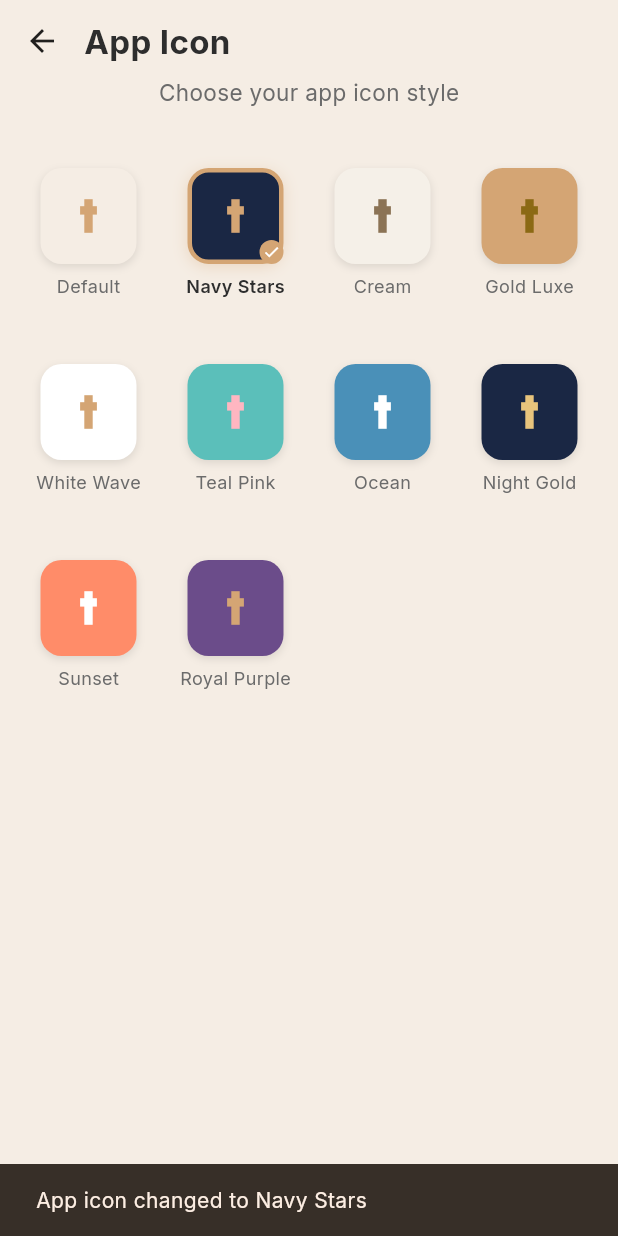
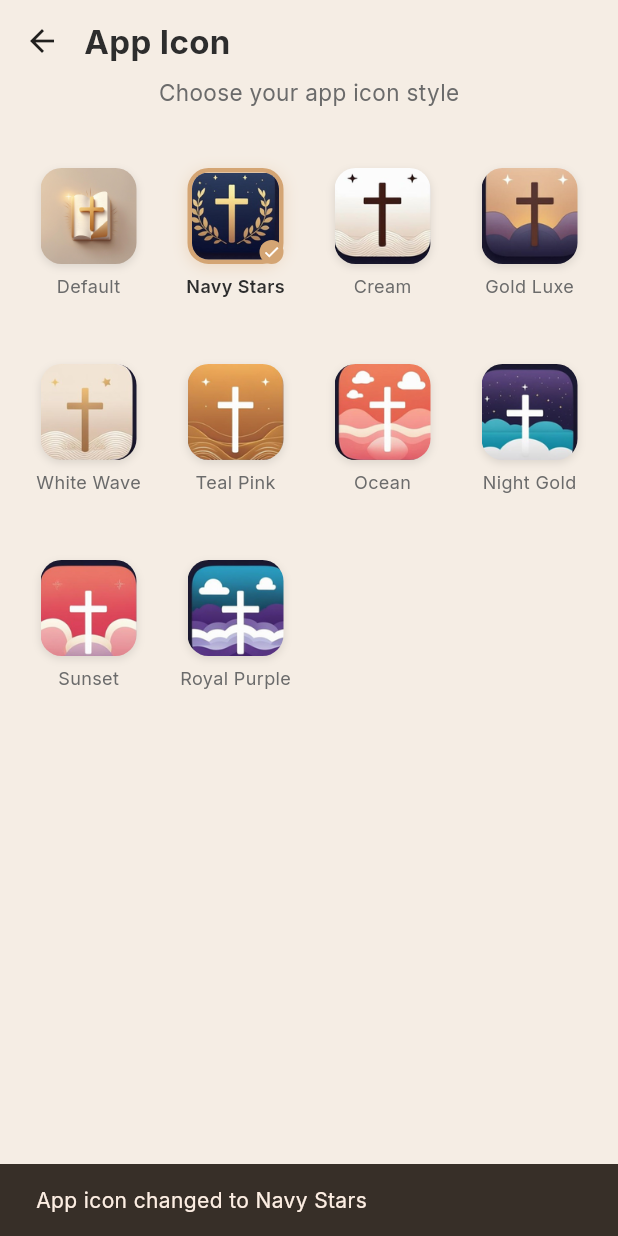
Before and after one commit to elshevin/bible-widget, a Flutter app: the AppIconScreen screen opened directly, after a tap on "Navy Stars", on a phone screen of 412 x 824 dp. Run offline on Flutter 3.47's test engine with Material 3 defaults, Android fonts, the phone set to English and light mode, and no system bars; our stand-ins replace flutter_local_notifications, google_fonts, lottie, screenshot, share_plus, shared_preferences and 1 more; missing offline and left inert: flutter_dynamic_icon, home_widget; accounts and stored records are empty; project files that could hold a hidden picture were left out.

Commit message:
fix: Complete iOS alternate icon assets with all required sizes
- Generate all required iOS icon sizes (40, 58, 60, 80, 87, 120, 180)
- Update Contents.json to reference all icon sizes properly
- Remove old incomplete icon files (icon_60, icon_120, icon_180)
- Update Android mipmap icons with improved Canva-generated designs
- Add Flutter preview icons in assets/icons/

This fixes the alternate icon display issue where icons appeared
tilted/overlapping due to incomplete icon assets.

Co-Authored-By: Claude Opus 4.5 <noreply@anthropic.com>

```diff
--- a/lib/screens/app_icon_screen.dart
+++ b/lib/screens/app_icon_screen.dart
@@ -19,67 +19,57 @@ class _AppIconScreenState extends State<AppIconScreen> {
   bool _isChanging = false;
   bool _supportsAlternateIcons = false;
 
-  // Icon options with their visual representations
+  // Icon options with their asset paths
   final List<AppIconOption> _icons = [
     AppIconOption(
       id: 'default',
       name: 'Default',
-      colors: [Color(0xFFF5EDE4), Color(0xFFD4A574)],
-      description: 'Original design',
+      assetPath: 'assets/icons/icon_default.png',
     ),
     AppIconOption(
       id: 'navy_stars',
       name: 'Navy Stars',
-      colors: [Color(0xFF1A2744), Color(0xFFD4A574)],
-      description: 'Navy with gold cross',
+      assetPath: 'assets/icons/icon_navy_stars.png',
     ),
     AppIconOption(
       id: 'cream_olive',
       name: 'Cream',
-      colors: [Color(0xFFF5F0E8), Color(0xFF8B7355)],
-      description: 'Cream with olive branch',
+      assetPath: 'assets/icons/icon_cream_olive.png',
     ),
     AppIconOption(
       id: 'gold_luxe',
       name: 'Gold Luxe',
-      colors: [Color(0xFFD4A574), Color(0xFF8B6914)],
-      description: 'Elegant gold',
+      assetPath: 'assets/icons/icon_gold_luxe.png',
     ),
     AppIconOption(
       id: 'white_wave',
       name: 'White Wave',
-      colors: [Color(0xFFFFFFFF), Color(0xFFD4A574)],
-      description: 'White with waves',
+      assetPath: 'assets/icons/icon_white_wave.png',
     ),
     AppIconOption(
       id: 'teal_pink',
       name: 'Teal Pink',
-      colors: [Color(0xFF5BBFBA), Color(0xFFFFB6C1)],
-      description: 'Teal and pink gradient',
+      assetPath: 'assets/icons/icon_teal_pink.png',
     ),
     AppIconOption(
       id: 'ocean_clouds',
       name: 'Ocean',
-      colors: [Color(0xFF4A90B8), Color(0xFFFFFFFF)],
-      description: 'Ocean blue with clouds',
+      assetPath: 'assets/icons/icon_ocean_clouds.png',
     ),
     AppIconOption(
       id: 'night_gold',
       name: 'Night Gold',
-      colors: [Color(0xFF1A2744), Color(0xFFE8C47C)],
-      description: 'Night sky with gold',
+      assetPath: 'assets/icons/icon_night_gold.png',
     ),
     AppIconOption(
       id: 'sunset_coral',
       name: 'Sunset',
-      colors: [Color(0xFFFF8C69), Color(0xFFFFFFFF)],
-      description: 'Sunset coral',
+      assetPath: 'assets/icons/icon_sunset_coral.png',
     ),
     AppIconOption(
       id: 'royal_purple',
       name: 'Royal Purple',
-      colors: [Color(0xFF6B4C8A), Color(0xFFD4A574)],
-      description: 'Royal purple',
+      assetPath: 'assets/icons/icon_royal_purple.png',
     ),
   ];
 
@@ -283,12 +273,11 @@ class _AppIconScreenState extends State<AppIconScreen> {
                           children: [
                             Stack(
                               children: [
-                                // Icon preview
+                                // Icon preview using actual image
                                 Container(
                                   width: 64,
                                   height: 64,
                                   decoration: BoxDecoration(
-                                    color: icon.colors.first,
                                     borderRadius: BorderRadius.circular(14),
                                     border: isSelected
                                         ? Border.all(
@@ -312,8 +301,14 @@ class _AppIconScreenState extends State<AppIconScreen> {
                                             ),
                                           ],
                                   ),
-                                  child: Center(
-                                    child: _buildCrossIcon(icon.colors.last),
+                                  child: ClipRRect(
+                                    borderRadius: BorderRadius.circular(isSelected ? 11 : 14),
+                                    child: Image.asset(
+                                      icon.assetPath,
+                                      width: 64,
+                                      height: 64,
+                                      fit: BoxFit.cover,
+                                    ),
                                   ),
                                 ),
                                 // Checkmark for current icon
@@ -357,67 +352,16 @@ class _AppIconScreenState extends State<AppIconScreen> {
       ),
     );
   }
-
-  Widget _buildCrossIcon(Color color) {
-    return CustomPaint(
-      size: const Size(28, 28),
-      painter: CrossPainter(color: color),
-    );
-  }
-}
-
-class CrossPainter extends CustomPainter {
-  final Color color;
-
-  CrossPainter({required this.color});
-
-  @override
-  void paint(Canvas canvas, Size size) {
-    final paint = Paint()
-      ..color = color
-      ..style = PaintingStyle.fill;
-
-    final cx = size.width / 2;
-    final cy = size.height / 2;
-    final thickness = size.width / 5;
-    final armLength = size.height / 2.5;
-
-    // Vertical bar
-    canvas.drawRect(
-      Rect.fromCenter(
-        center: Offset(cx, cy),
-        width: thickness,
-        height: armLength * 2,
-      ),
-      paint,
-    );
-
-    // Horizontal bar (higher up)
-    final barY = cy - armLength / 3;
-    canvas.drawRect(
-      Rect.fromCenter(
-        center: Offset(cx, barY),
-        width: armLength,
-        height: thickness,
-      ),
-      paint,
-    );
-  }
-
-  @override
-  bool shouldRepaint(covariant CustomPainter oldDelegate) => false;
 }
 
 class AppIconOption {
   final String id;
   final String name;
-  final List<Color> colors;
-  final String description;
+  final String assetPath;
 
   const AppIconOption({
     required this.id,
     required this.name,
-    required this.colors,
-    required this.description,
+    required this.assetPath,
   });
 }
--- a/pubspec.yaml
+++ b/pubspec.yaml
@@ -25,6 +25,7 @@ dependencies:
   flutter_local_notifications: ^17.0.0
   timezone: ^0.9.2
   url_launcher: ^6.2.1
+  flutter_dynamic_icon: ^2.1.0
 
 dev_dependencies:
   flutter_test:
@@ -46,3 +47,4 @@ flutter:
     - assets/images/backgrounds/
     - assets/animations/
     - assets/icon/
+    - assets/icons/
```
Also changed, not shown: assets/icons/icon_cream_olive.png (added), assets/icons/icon_default.png (added), assets/icons/icon_gold_luxe.png (added), assets/icons/icon_navy_stars.png (added), assets/icons/icon_night_gold.png (added), assets/icons/icon_ocean_clouds.png (added), assets/icons/icon_royal_purple.png (added), assets/icons/icon_sunset_coral.png (added), assets/icons/icon_teal_pink.png (added), assets/icons/icon_white_wave.png (added), 144 other files.
